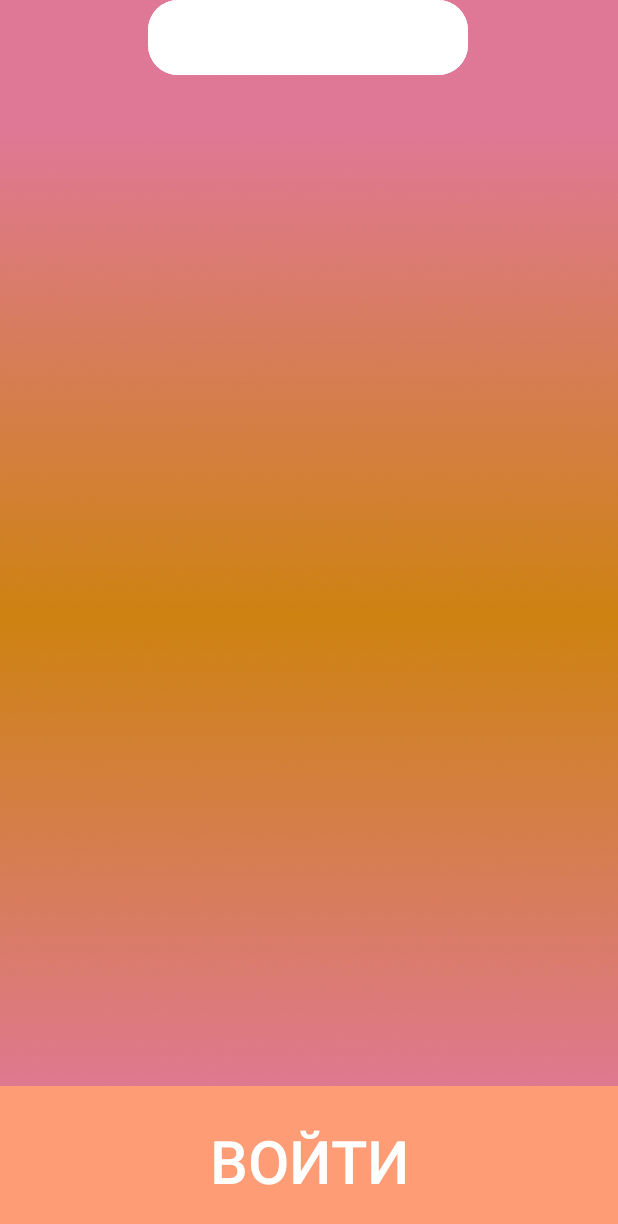
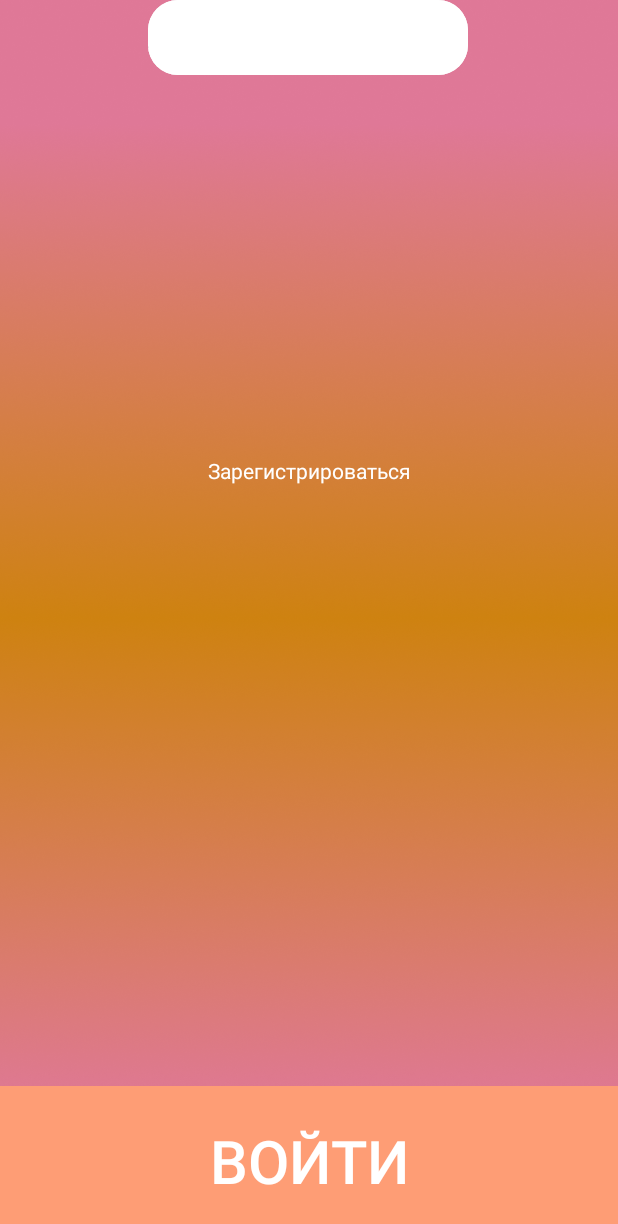
Before and after one commit to Joe6355/Coffe_DSV, an Android app: the layout activity_login.xml on its own in the app's theme, with its tools: preview values and no code run, on a phone screen of 412 x 824 dp. Shown: the top 1224 px of the screen. Run offline under Robolectric (Android 15) with nearby library versions, the phone set to English and light mode, and no system bars.

Commit message:
Добавил:
-БД
-Логин и Регистрацию(еще не тестировал)
-Добавил интернет(хз работает или нет)

```diff
--- a/app/src/main/res/layout/activity_login.xml
+++ b/app/src/main/res/layout/activity_login.xml
@@ -16,6 +16,7 @@
         android:text="@string/Login"
         android:textColor="#FFFFFF"
         android:textSize="40sp"
+        android:gravity="center"
         app:layout_constraintEnd_toEndOf="parent"
         app:layout_constraintHorizontal_bias="0.498"
         app:layout_constraintStart_toStartOf="parent"
@@ -23,7 +24,7 @@
         tools:layout_editor_absoluteY="170dp" />
 
     <EditText
-        android:id="@+id/editTextTextLogin"
+        android:id="@+id/LogIn_email"
         android:layout_width="wrap_content"
         android:layout_height="50dp"
         android:background="@drawable/desing1"
@@ -38,13 +39,13 @@
         tools:layout_editor_absoluteY="237dp" />
 
     <EditText
-        android:id="@+id/editTextTextPassword1"
+        android:id="@+id/SignUp_password"
         android:layout_width="wrap_content"
         android:layout_height="50dp"
         android:background="@drawable/desing1"
         android:ems="10"
         android:inputType="textPassword"
-        android:textColor="#FFFFFF"
+        android:textColor="#050505"
         app:layout_constraintEnd_toEndOf="parent"
         app:layout_constraintHorizontal_bias="0.497"
         app:layout_constraintStart_toStartOf="parent"
@@ -64,8 +65,9 @@
         tools:ignore="MissingConstraints"
         tools:layout_editor_absoluteY="306dp" />
 
+
     <androidx.appcompat.widget.AppCompatButton
-        android:id="@+id/buttonEnter1"
+        android:id="@+id/LogIn_btn"
         android:layout_width="match_parent"
         android:layout_height="100dp"
         android:background="@drawable/desing2"
@@ -75,4 +77,30 @@
         app:layout_constraintBottom_toBottomOf="parent"
         app:layout_constraintEnd_toEndOf="parent"
         app:layout_constraintStart_toStartOf="parent" />
+
+    <LinearLayout
+        android:layout_width="wrap_content"
+        android:layout_height="wrap_content"
+        android:orientation="horizontal"
+        app:layout_constraintTop_toBottomOf="@id/SignUp_password"
+        app:layout_constraintStart_toEndOf="parent"
+        app:layout_constraintEnd_toEndOf="parent"
+        >
+
+
+    </LinearLayout>
+
+    <TextView
+        android:id="@+id/text_SignUp"
+        android:layout_width="wrap_content"
+        android:layout_height="wrap_content"
+        android:layout_marginTop="30dp"
+        android:layout_marginBottom="177dp"
+        android:text="Зарегистрироваться"
+        android:textColor="@color/white"
+        app:layout_constraintBottom_toTopOf="@+id/LogIn_btn"
+        app:layout_constraintEnd_toEndOf="parent"
+        app:layout_constraintStart_toStartOf="parent"
+        app:layout_constraintTop_toBottomOf="@+id/SignUp_password" />
+
 </androidx.constraintlayout.widget.ConstraintLayout>
--- a/app/src/main/res/layout/activity_main.xml
+++ b/app/src/main/res/layout/activity_main.xml
@@ -5,7 +5,7 @@
     android:id="@+id/main"
     android:layout_width="match_parent"
     android:layout_height="match_parent"
-    android:backgroundTint="@color/bgmenu"
+    android:background="@color/bgmenu"
     tools:context=".MainActivity">
 
     <androidx.constraintlayout.widget.ConstraintLayout
--- a/app/src/main/res/layout/activity_main3.xml
+++ b/app/src/main/res/layout/activity_main3.xml
@@ -18,7 +18,7 @@
         app:layout_constraintTop_toTopOf="parent" />
 
     <androidx.appcompat.widget.AppCompatButton
-        android:id="@+id/buttonaddtotheorder"
+        android:id="@+id/SignUp_btn"
         android:layout_width="match_parent"
         android:layout_height="100dp"
         android:layout_marginTop="64dp"
--- a/build.gradle.kts
+++ b/build.gradle.kts
@@ -1,4 +1,10 @@
+buildscript {
+    dependencies {
+        classpath ("com.google.gms:google-services:4.4.2")
+    }
+}
 // Top-level build file where you can add configuration options common to all sub-projects/modules.
 plugins {
     alias(libs.plugins.androidApplication) apply false
+    id("com.google.gms.google-services") version "4.4.2" apply false
 }
```
Also changed, not shown: app/build.gradle.kts (+20 -0 lines), app/src/main/AndroidManifest.xml (+8 -0 lines), app/src/main/java/com/example/coffe_dsv/LogInActivity.java (added, +89 -0 lines), app/src/main/java/com/example/coffe_dsv/LoginActivity.java (deleted, +0 -24 lines), app/src/main/java/com/example/coffe_dsv/RegisterActivity.java (+61 -9 lines), app/src/main/res/layout/activity_register.xml (+9 -6 lines), gradle/libs.versions.toml (+8 -0 lines), app/src/main/java/com/example/coffe_dsv/MainActivity.java (line endings or trailing spaces), 1 other file.
